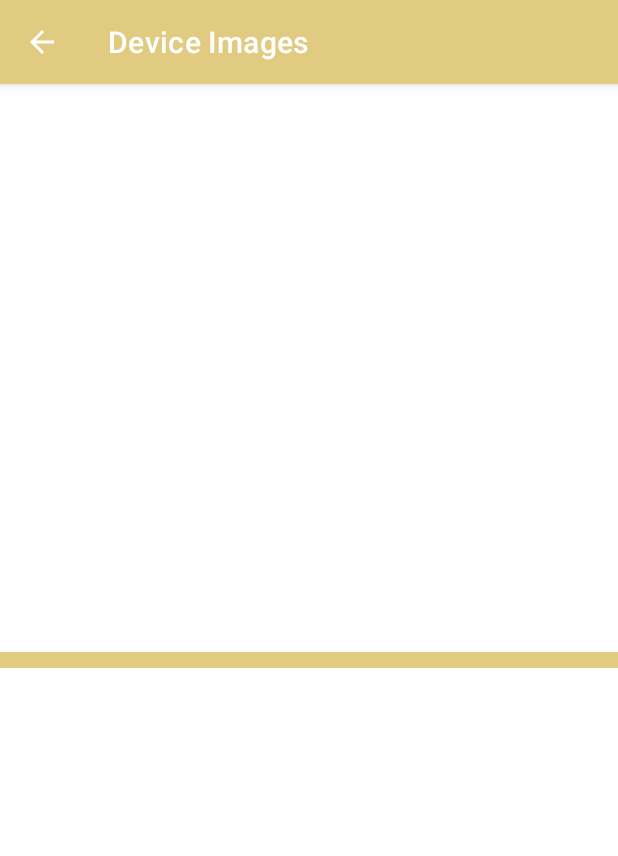
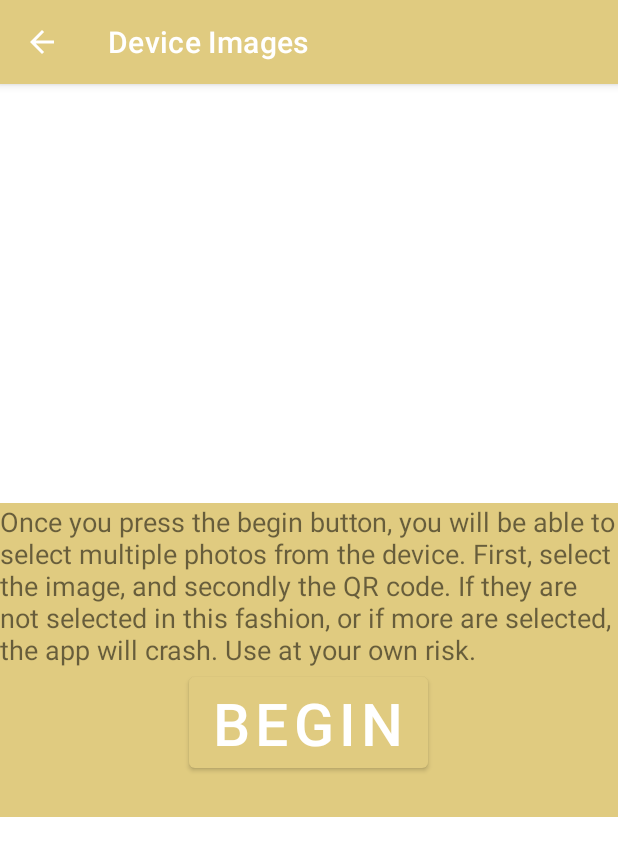
Before and after one commit to kylehustek/stegosaur, an Android app: the EncodeImage screen opened directly, with no data from a screen before it, on a phone screen of 412 x 824 dp. Shown: the top 856 px of the screen. Run offline under Robolectric (Android 15) with nearby library versions, the phone set to English and light mode, and no system bars; our stand-ins replace sdp/ssp sizes.

Commit message:
Worlds messiest integration of multiple image load into stegonography decode method. Crashes everytime, but file load works.

```diff
--- a/app/src/main/res/layout/encode_image_activity.xml
+++ b/app/src/main/res/layout/encode_image_activity.xml
@@ -9,12 +9,40 @@
     android:layout_gravity="center_vertical"
     tools:context=".EncodeImage" >
 
+    <TextView
+        android:layout_width="wrap_content"
+        android:layout_height="wrap_content"
+        android:text="@string/warning"
+        android:textSize="@dimen/_14sdp"
+        android:shadowColor="@color/white"
+        />
+
+    <Button
+        android:layout_width="wrap_content"
+        android:layout_height="wrap_content"
+        android:text="Begin"
+        android:textSize="@dimen/_30sdp"
+        android:layout_gravity="center_horizontal"
+        android:id="@+id/begin"
+        />
+
+
+"
+
+
 <ImageView xmlns:android="http://schemas.android.com/apk/res/android"
     android:id="@+id/selected_image"
-    android:layout_height="match_parent"
+    android:layout_height="wrap_content"
     android:layout_width="match_parent"
     android:layout_gravity="center"
-    android:padding="5dp"
+    android:padding="@dimen/_10sdp"
     />
 
+
+
+
+
+
+
+
 </LinearLayout>
--- a/app/src/main/res/values/strings.xml
+++ b/app/src/main/res/values/strings.xml
@@ -12,5 +12,6 @@
     <string name="decode_image">Decode Image</string>
     <string name="encode_image">Encode Image</string>
     <string name="welcome_to_stegosaur">Welcome to Stegosaur!</string>
+    <string name="warning">Once you press the begin button, you will be able to select multiple photos from the device. First, select the image, and secondly the QR code. If they are not selected in this fashion, or if more are selected, the app will crash. Use at your own risk.</string>
 
 </resources>
```
Also changed, not shown: app/src/main/java/com/example/stegosaur/EncodeImage.kt (+80 -42 lines).
